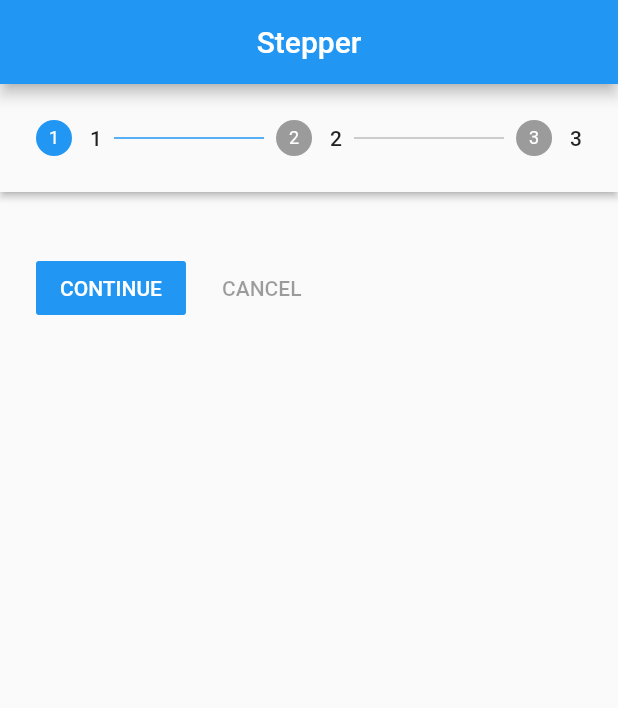
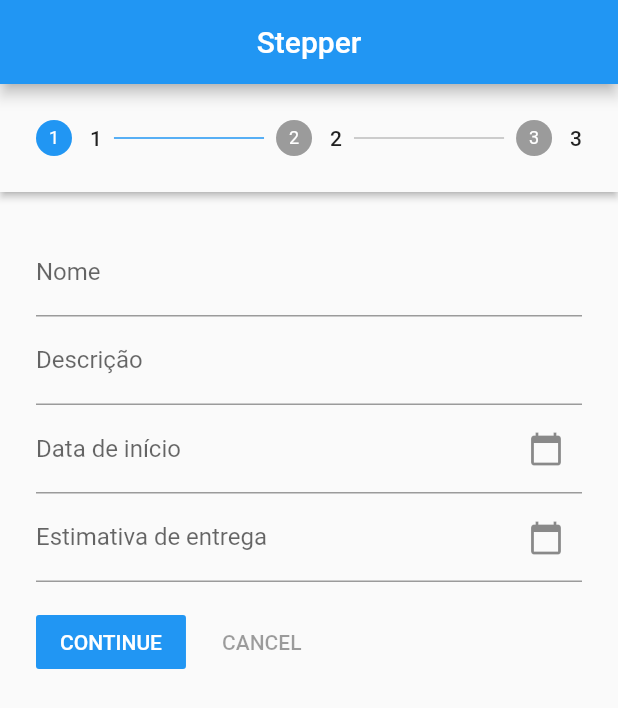
Before and after one commit to LuizaAlanis/flutter-forms, a Flutter app: the screen it shows after launch, on a phone screen of 412 x 824 dp. Shown: the top 708 px of the screen. Run offline on Flutter 3.47's test engine with Material 2 defaults, Android fonts, the phone set to English and light mode, and no system bars.

```diff
--- a/lib/pages/_MainPageState.dart
+++ b/lib/pages/_MainPageState.dart
@@ -1,6 +1,5 @@
-import 'dart:html';
-
 import 'package:flutter/material.dart';
+import 'package:intl/intl.dart';
 
 class MainPageState extends StatefulWidget {
   const MainPageState({super.key});
@@ -11,6 +10,29 @@ class MainPageState extends StatefulWidget {
 
 class _MainPageState extends State<MainPageState> {
   int currentStep = 0;
+
+  late TextEditingController realStateStartDate;
+  late TextEditingController realStateName;
+  late TextEditingController realStateDescription;
+  late TextEditingController realStateDueDate;
+
+  @override
+  void initState() {
+    super.initState();
+    realStateStartDate = TextEditingController();
+    realStateName = TextEditingController();
+    realStateDescription = TextEditingController();
+    realStateDueDate = TextEditingController();
+  }
+
+  @override
+  void dispose() {
+    realStateStartDate.dispose();
+    realStateName.dispose();
+    realStateDescription.dispose();
+    realStateDueDate.dispose();
+    super.dispose();
+  }
 
   @override
   Widget build(BuildContext context) => Scaffold(
@@ -32,17 +54,74 @@ class _MainPageState extends State<MainPageState> {
             }
           },
           onStepCancel: currentStep == 0
-              ? null : () {
-            setState(() => currentStep -= 1);
-          },
+              ? null
+              : () {
+                  setState(() => currentStep -= 1);
+                },
         ),
       );
 
   List<Step> getSteps() => [
         Step(
-            isActive: currentStep >= 0,
-            title: const Text('1'),
-            content: Container()),
+          isActive: currentStep >= 0,
+          title: const Text('1'),
+          content: Column(
+            children: <Widget>[
+              TextFormField(
+                  controller: realStateName,
+                  decoration: const InputDecoration(labelText: 'Nome')),
+              TextFormField(
+                  controller: realStateDescription,
+                  decoration: const InputDecoration(labelText: 'Descrição')),
+              TextFormField(
+                controller: realStateStartDate,
+                decoration: const InputDecoration(
+                    labelText: 'Data de início',
+                    suffixIcon: Icon(Icons.calendar_today)),
+                readOnly: true,
+                onTap: () async {
+                  DateTime? pickedDate = await showDatePicker(
+                      context: context,
+                      initialDate: DateTime.now(),
+                      firstDate: DateTime(2000),
+                      lastDate: DateTime(2100));
+                  if (pickedDate != null) {
+                    String formattedDate =
+                        DateFormat("dd/MM/yyyy").format(pickedDate);
+                    setState(() {
+                      realStateStartDate.text = formattedDate.toString();
+                    });
+                  } else {
+                    print("Date not selected");
+                  }
+                },
+              ),
+              TextFormField(
+                controller: realStateDueDate,
+                decoration: const InputDecoration(
+                    labelText: 'Estimativa de entrega',
+                    suffixIcon: Icon(Icons.calendar_today)),
+                readOnly: true,
+                onTap: () async {
+                  DateTime? pickedDate = await showDatePicker(
+                      context: context,
+                      initialDate: DateTime.now(),
+                      firstDate: DateTime(2000),
+                      lastDate: DateTime(2100));
+                  if (pickedDate != null) {
+                    String formattedDate =
+                        DateFormat("dd/MM/yyyy").format(pickedDate);
+                    setState(() {
+                      realStateDueDate.text = formattedDate.toString();
+                    });
+                  } else {
+                    print("Date not selected");
+                  }
+                },
+              ),
+            ],
+          ),
+        ),
         Step(
             isActive: currentStep >= 1,
             title: const Text('2'),
--- a/pubspec.yaml
+++ b/pubspec.yaml
@@ -10,6 +10,8 @@ dependencies:
   flutter:
     sdk: flutter
 
+  intl: ^0.18.1
+
 dev_dependencies:
   flutter_test:
     sdk: flutter
```
Also changed, not shown: pubspec.lock.
